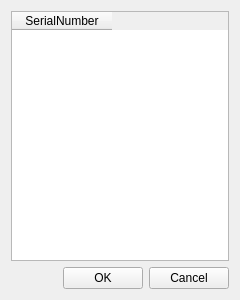
fanmuzhi/huangpu, file Huangpu/Syn_SerialNumberManageDlg.ui: the form before one commit.
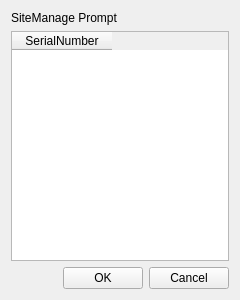
The form after the commit.

Commit message: modify gui,you can define site by yourself(need improvement:add update voltages gui,update firmware,setleds),getimage is also ok

Diff of the .ui file:
```diff
--- a/Huangpu/Syn_SerialNumberManageDlg.ui
+++ b/Huangpu/Syn_SerialNumberManageDlg.ui
@@ -17,7 +17,7 @@
    <string>SerialNumber Manage</string>
   </property>
   <layout class="QGridLayout" name="gridLayout">
-   <item row="0" column="0">
+   <item row="1" column="0">
     <widget class="QTableWidget" name="SerialNumberTableWidget">
      <property name="selectionMode">
       <enum>QAbstractItemView::SingleSelection</enum>
@@ -29,7 +29,7 @@
      </column>
     </widget>
    </item>
-   <item row="1" column="0">
+   <item row="2" column="0">
     <layout class="QHBoxLayout" name="horizontalLayout">
      <item>
       <spacer name="horizontalSpacer">
@@ -60,6 +60,13 @@
      </item>
     </layout>
    </item>
+   <item row="0" column="0">
+    <widget class="QLabel" name="SiteManagePromptLabel">
+     <property name="text">
+      <string>SiteManage Prompt</string>
+     </property>
+    </widget>
+   </item>
   </layout>
  </widget>
  <layoutdefault spacing="6" margin="11"/>
```
The commit also changes 10 other files.
